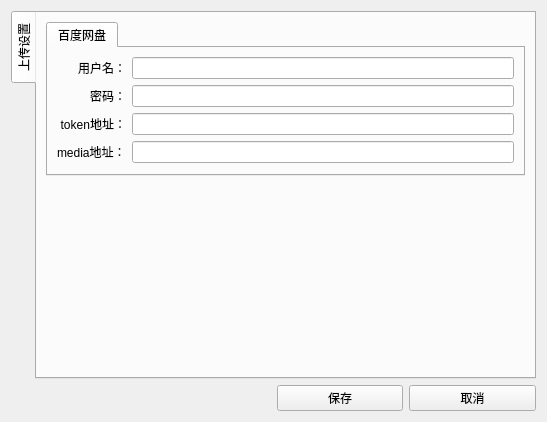
Above: setting.ui from kuaidy/QScreenShot before the change. Below: the same form after it.
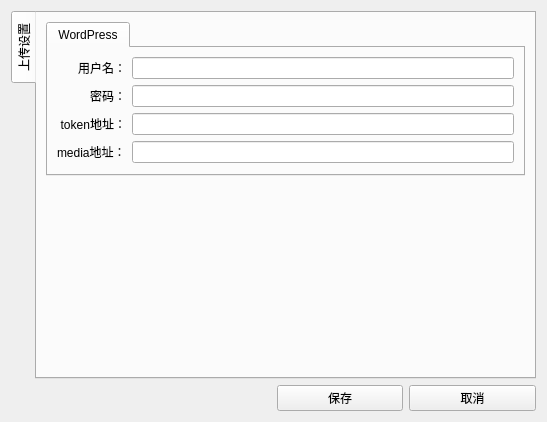
That is the form after the change.

What changed in the file:
```diff
--- a/setting.ui
+++ b/setting.ui
@@ -97,7 +97,7 @@
          </property>
          <widget class="QWidget" name="Wordpress">
           <attribute name="title">
-           <string>百度网盘</string>
+           <string>WordPress</string>
           </attribute>
           <layout class="QGridLayout" name="gridLayout_3">
            <item row="2" column="0">
```
